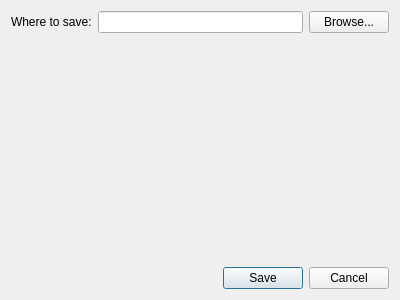
Old version of the form src/plugins/aggregator/exportopml.ui in the repository 0xd34df00d/leechcraft.
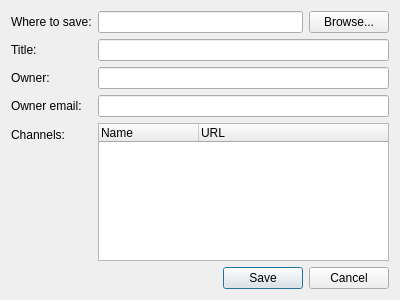
New version of the form.

Commit message: + Aggregator: OPML writer also writes text, email and owner and allows   to select desired feeds as well. * Aggregator: Fixed wrong tags stuff in OPML export.

What changed in the file:
```diff
--- a/src/plugins/aggregator/exportopml.ui
+++ b/src/plugins/aggregator/exportopml.ui
@@ -36,6 +36,57 @@
        </item>
       </layout>
      </item>
+     <item row="1" column="0" >
+      <widget class="QLabel" name="label_2" >
+       <property name="text" >
+        <string>Title:</string>
+       </property>
+      </widget>
+     </item>
+     <item row="2" column="0" >
+      <widget class="QLabel" name="label_3" >
+       <property name="text" >
+        <string>Owner:</string>
+       </property>
+      </widget>
+     </item>
+     <item row="3" column="0" >
+      <widget class="QLabel" name="label_4" >
+       <property name="text" >
+        <string>Owner email:</string>
+       </property>
+      </widget>
+     </item>
+     <item row="4" column="0" >
+      <widget class="QLabel" name="label_5" >
+       <property name="text" >
+        <string>Channels:</string>
+       </property>
+      </widget>
+     </item>
+     <item row="1" column="1" >
+      <widget class="QLineEdit" name="Title_" />
+     </item>
+     <item row="2" column="1" >
+      <widget class="QLineEdit" name="Owner_" />
+     </item>
+     <item row="3" column="1" >
+      <widget class="QLineEdit" name="OwnerEmail_" />
+     </item>
+     <item row="4" column="1" >
+      <widget class="QTreeWidget" name="Channels_" >
+       <column>
+        <property name="text" >
+         <string>Name</string>
+        </property>
+       </column>
+       <column>
+        <property name="text" >
+         <string>URL</string>
+        </property>
+       </column>
+      </widget>
+     </item>
     </layout>
    </item>
    <item>
```
The commit also changes 9 other files.
